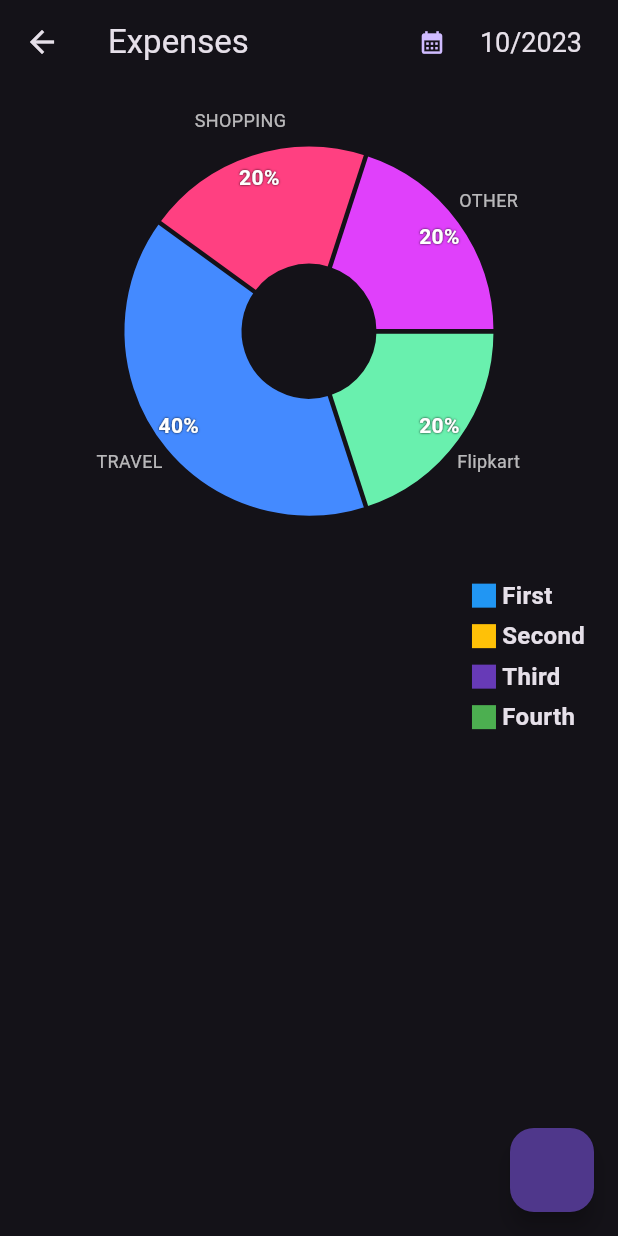
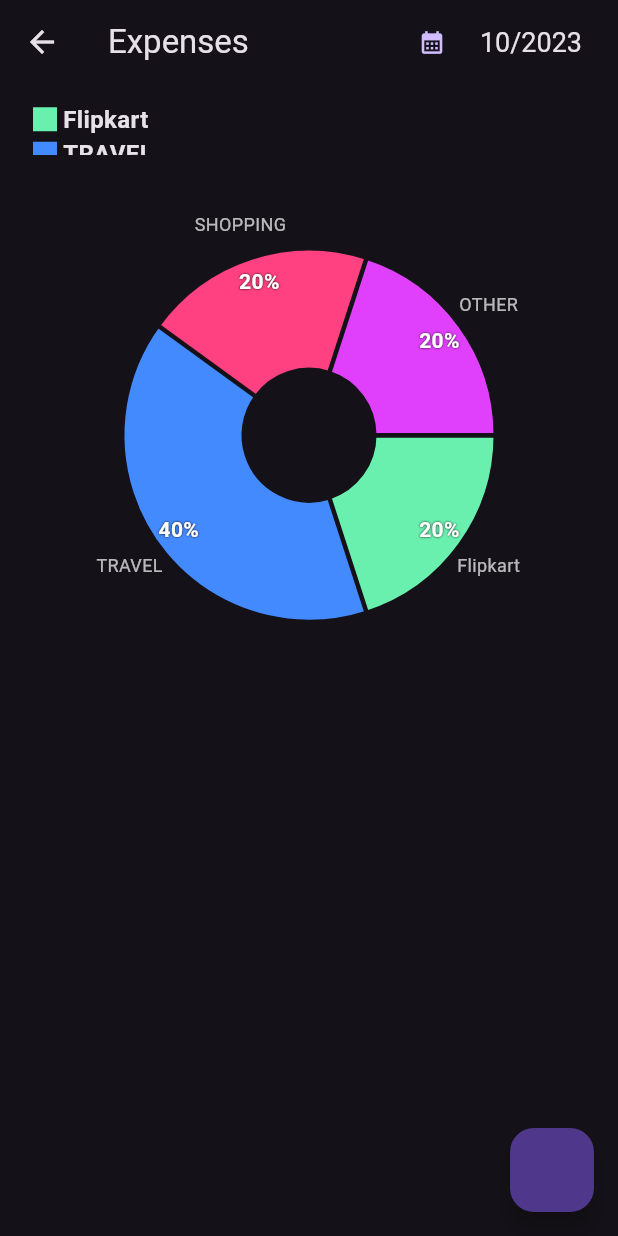
Before and after one commit to kunal-umap/Expances_Manager, a Flutter app: the DetailGraph screen opened directly, on a phone screen of 412 x 824 dp. Run offline on Flutter 3.47's test engine with Material 2 defaults, Android fonts, the phone set to English and light mode, and no system bars; drawn by our look-alikes of fl_chart; missing offline and left inert: dart:ffi, month_year_picker.

Commit message:
Error Fix

```diff
--- a/lib/pages/Transaction_Page/MoreDetail/MoreDetailWidget/PiChart.dart
+++ b/lib/pages/Transaction_Page/MoreDetail/MoreDetailWidget/PiChart.dart
@@ -16,13 +16,67 @@ class PieChartKu extends StatefulWidget {
 }
 
 class PieChartKuState extends State<PieChartKu> {
+  int heig = 1;
   int touchedIndex = -1;
   @override
   Widget build(BuildContext context) {
     return Column(
       children: [
+        Row(
+          mainAxisAlignment: MainAxisAlignment.start,
+          children: [
+            Padding(
+              padding: const EdgeInsets.fromLTRB(22, 12, 22, 8),
+              child: Column(
+                mainAxisAlignment: MainAxisAlignment.start,
+                crossAxisAlignment: CrossAxisAlignment.start,
+                children: [
+                  SizedBox(
+                    height: double.parse((35*heig).toString()),
+                    width: 200,
+                    child: DataName(
+                        data: widget.data
+                    ),
+                  ),
+                  // Indicator(
+                  //   color: Colors.blue,
+                  //   text: 'First',
+                  //   isSquare: true,
+                  // ),
+                  // SizedBox(
+                  //   height: 4,
+                  // ),
+                  // Indicator(
+                  //   color: Colors.amber,
+                  //   text: 'Second',
+                  //   isSquare: true,
+                  // ),
+                  // SizedBox(
+                  //   height: 4,
+                  // ),
+                  // Indicator(
+                  //   color: Colors.deepPurple,
+                  //   text: 'Third',
+                  //   isSquare: true,
+                  // ),
+                  // SizedBox(
+                  //   height: 4,
+                  // ),
+                  // Indicator(
+                  //   color: Colors.green,
+                  //   text: 'Fourth',
+                  //   isSquare: true,
+                  // ),
+                  // SizedBox(
+                  //   height: 18,
+                  // ),
+                ],
+              ),
+            ),
+          ],
+        ),
         AspectRatio(
-          aspectRatio: 1.25,
+          aspectRatio: 1.15,
           child: PieChart(
             PieChartData(
               pieTouchData: PieTouchData(
@@ -48,55 +102,7 @@ class PieChartKuState extends State<PieChartKu> {
             ),
           ),
         ),
-        const Row(
-          mainAxisAlignment: MainAxisAlignment.end,
-          children: [
-            Padding(
-              padding: EdgeInsets.fromLTRB(8, 0, 22, 0),
-              child: Column(
-                mainAxisAlignment: MainAxisAlignment.start,
-                crossAxisAlignment: CrossAxisAlignment.start,
-                children: [
-                  // DataName(
-                  //     data: widget.data
-                  // ),
-                  Indicator(
-                    color: Colors.blue,
-                    text: 'First',
-                    isSquare: true,
-                  ),
-                  SizedBox(
-                    height: 4,
-                  ),
-                  Indicator(
-                    color: Colors.amber,
-                    text: 'Second',
-                    isSquare: true,
-                  ),
-                  SizedBox(
-                    height: 4,
-                  ),
-                  Indicator(
-                    color: Colors.deepPurple,
-                    text: 'Third',
-                    isSquare: true,
-                  ),
-                  SizedBox(
-                    height: 4,
-                  ),
-                  Indicator(
-                    color: Colors.green,
-                    text: 'Fourth',
-                    isSquare: true,
-                  ),
-                  SizedBox(
-                    height: 18,
-                  ),
-                ],
-              ),
-            ),
-          ],
-        ),
+
       ],
     );
   }
@@ -114,6 +120,7 @@ class PieChartKuState extends State<PieChartKu> {
         }
         total += int.parse(data[i]['amount']);
     }
+    heig = name.length;
     List col = [Colors.greenAccent,Colors.blueAccent,Colors.pinkAccent,Colors.purpleAccent];
 
     return List.generate(category.length, (i) {
--- a/lib/pages/Transaction_Page/MoreDetail/MoreDetailWidget/dataname.dart
+++ b/lib/pages/Transaction_Page/MoreDetail/MoreDetailWidget/dataname.dart
@@ -1,3 +1,4 @@
+
 import 'package:expances_management/Pages/Transaction_Page/MoreDetail/MoreDetailWidget/indicator.dart';
 import 'package:flutter/material.dart';
 
@@ -20,13 +21,16 @@ class DataName extends StatelessWidget {
     List col = [Colors.greenAccent,Colors.blueAccent,Colors.pinkAccent,Colors.purpleAccent];
 
     return ListView.builder(
-        itemBuilder: (context,index) {
-          return const Indicator(
-            color: Colors.amber,
-            text: 'Second',
-            isSquare: true,
-          );
-        }
+
+      shrinkWrap: true,
+      itemCount: name.length,
+      itemBuilder: (context,index) {
+        return  Indicator(
+          color: col[index],
+          text: name[index],
+          isSquare: true,
+        );
+      }
     );
 
   }
--- a/lib/pages/Transaction_Page/MoreDetail/MoreDetailWidget/indicator.dart
+++ b/lib/pages/Transaction_Page/MoreDetail/MoreDetailWidget/indicator.dart
@@ -20,8 +20,8 @@ class Indicator extends StatelessWidget {
     return Row(
       children: <Widget>[
         Container(
-          width: size,
-          height: size,
+          width: 16,
+          height: 16,
           decoration: BoxDecoration(
             shape: isSquare ? BoxShape.rectangle : BoxShape.circle,
             color: color,
```
